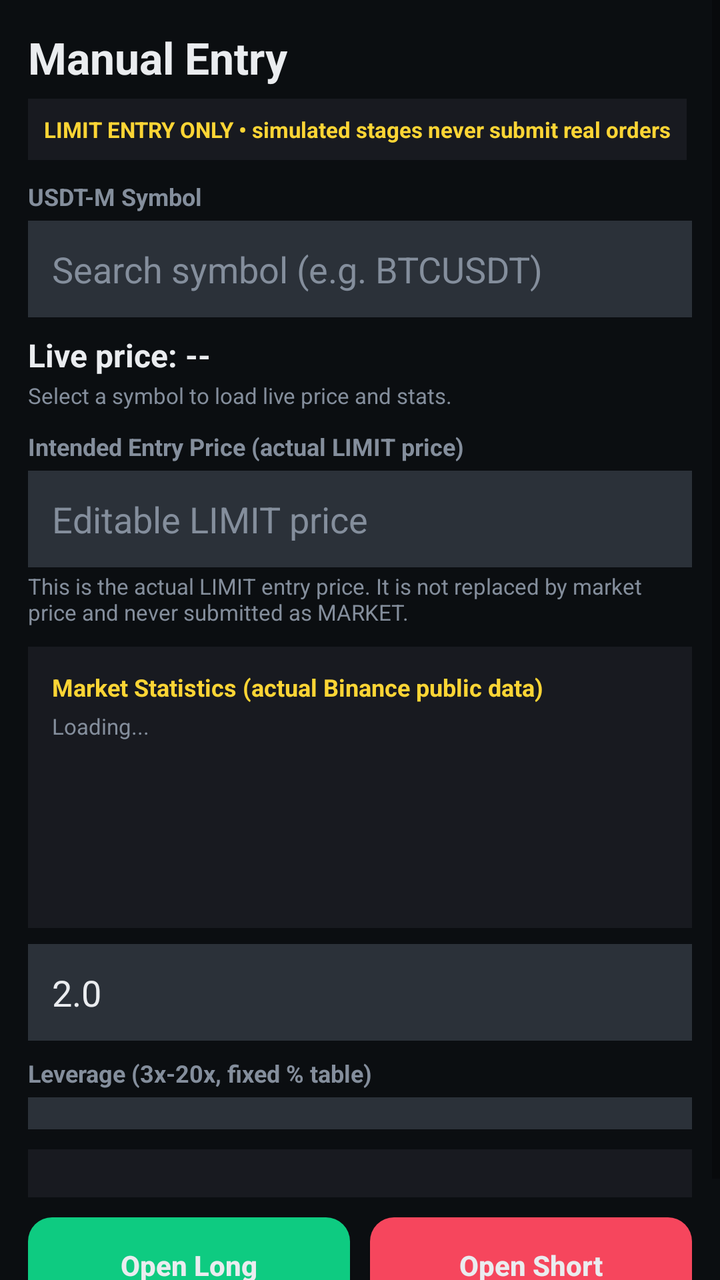
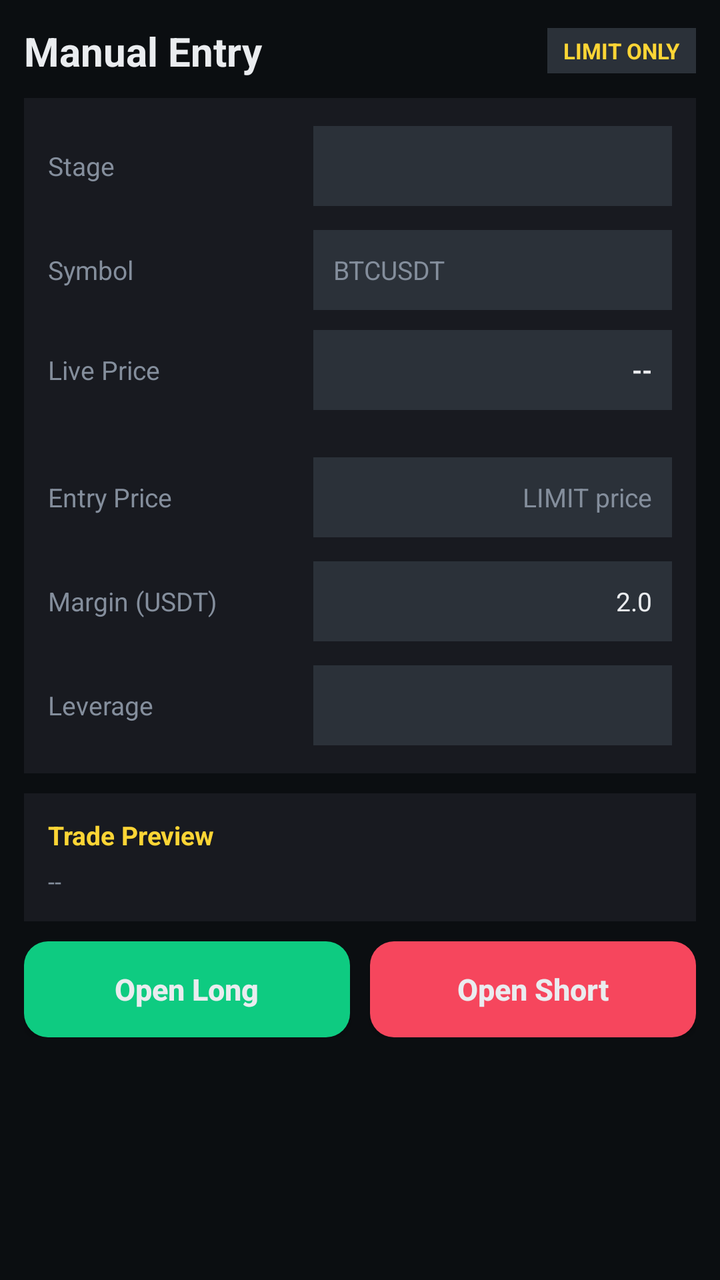

Two renders of the same Android screen: before a commit and after it. Below are the layout's source before the change and the commit's diff.
<!-- AndroidManifest.xml: application theme Theme.BinanceBot.Dark -->
<!-- res/layout/activity_manual_entry.xml -->
<?xml version="1.0" encoding="utf-8"?>
<ScrollView xmlns:android="http://schemas.android.com/apk/res/android" xmlns:app="http://schemas.android.com/apk/res-auto"
    android:layout_width="match_parent"
    android:layout_height="match_parent"
    android:background="@color/bg_primary"
    android:fillViewport="true">

    <LinearLayout
        android:layout_width="match_parent"
        android:layout_height="wrap_content"
        android:orientation="vertical"
        android:padding="14dp">

        <TextView
            android:layout_width="wrap_content"
            android:layout_height="wrap_content"
            android:text="Manual Entry"
            android:textColor="@color/text_primary"
            android:textSize="22sp"
            android:textStyle="bold" />

        <TextView
            android:id="@+id/txtManualModeBadge"
            android:layout_width="wrap_content"
            android:layout_height="wrap_content"
            android:layout_marginTop="6dp"
            android:background="@color/bg_card"
            android:padding="8dp"
            android:text="LIMIT ENTRY ONLY • simulated stages never submit real orders"
            android:textColor="@color/accent_yellow"
            android:textSize="11sp"
            android:textStyle="bold" />

        <TextView
            android:layout_width="wrap_content"
            android:layout_height="wrap_content"
            android:layout_marginTop="10dp"
            android:text="USDT-M Symbol"
            android:textColor="@color/text_muted"
            android:textSize="12sp"
            android:textStyle="bold" />

        <AutoCompleteTextView
            android:id="@+id/actvSymbol"
            android:layout_width="match_parent"
            android:layout_height="wrap_content"
            android:layout_marginTop="4dp"
            android:background="@color/bg_input"
            android:completionThreshold="1"
            android:hint="Search symbol (e.g. BTCUSDT)"
            android:inputType="textCapCharacters"
            android:padding="12dp"
            android:textColor="@color/text_primary"
            android:textColorHint="@color/text_muted" />

        <TextView
            android:id="@+id/txtLivePrice"
            android:layout_width="match_parent"
            android:layout_height="wrap_content"
            android:layout_marginTop="8dp"
            android:text="Live price: --"
            android:textColor="@color/text_primary"
            android:textSize="16sp"
            android:textStyle="bold" />

        <TextView
            android:id="@+id/txtLivePriceStatus"
            android:layout_width="match_parent"
            android:layout_height="wrap_content"
            android:layout_marginTop="2dp"
            android:text="Select a symbol to load live price and stats."
            android:textColor="@color/text_muted"
            android:textSize="11sp" />

        <TextView
            android:layout_width="wrap_content"
            android:layout_height="wrap_content"
            android:layout_marginTop="10dp"
            android:text="Intended Entry Price (actual LIMIT price)"
            android:textColor="@color/text_muted"
            android:textSize="12sp"
            android:textStyle="bold" />

        <EditText
            android:id="@+id/etEntryPrice"
            android:layout_width="match_parent"
            android:layout_height="wrap_content"
            android:layout_marginTop="4dp"
            android:background="@color/bg_input"
            android:hint="Editable LIMIT price"
            android:inputType="numberDecimal"
            android:padding="12dp"
            android:textColor="@color/text_primary"
            android:textColorHint="@color/text_muted" />

        <TextView
            android:id="@+id/txtPriceNote"
            android:layout_width="match_parent"
            android:layout_height="wrap_content"
            android:layout_marginTop="2dp"
            android:text="This is the actual LIMIT entry price. It is not replaced by market price and never submitted as MARKET."
            android:textColor="@color/text_muted"
            android:textSize="11sp" />

        <LinearLayout
            android:id="@+id/boxStats"
            android:layout_width="match_parent"
            android:layout_height="wrap_content"
            android:layout_marginTop="10dp"
            android:background="@color/bg_card"
            android:orientation="vertical"
            android:padding="12dp">

            <TextView
                android:layout_width="wrap_content"
                android:layout_height="wrap_content"
                android:text="Market Statistics (actual Binance public data)"
                android:textColor="@color/accent_yellow"
                android:textSize="12sp"
                android:textStyle="bold" />

            <TextView
                android:id="@+id/txtStatsStatus"
                android:layout_width="match_parent"
                android:layout_height="wrap_content"
                android:layout_marginTop="4dp"
                android:text="Loading..."
                android:textColor="@color/text_muted"
                android:textSize="11sp" />

            <TextView android:id="@+id/txtStats24h" android:layout_width="match_parent" android:layout_height="wrap_content" android:layout_marginTop="6dp" android:textColor="@color/text_primary" android:textSize="12sp" />
            <TextView android:id="@+id/txtStats7d" android:layout_width="match_parent" android:layout_height="wrap_content" android:layout_marginTop="4dp" android:textColor="@color/text_primary" android:textSize="12sp" />
            <TextView android:id="@+id/txtStatsRsi" android:layout_width="match_parent" android:layout_height="wrap_content" android:layout_marginTop="4dp" android:textColor="@color/text_primary" android:textSize="12sp" />
            <TextView android:id="@+id/txtStatsDist" android:layout_width="match_parent" android:layout_height="wrap_content" android:layout_marginTop="4dp" android:textColor="@color/text_muted" android:textSize="11sp" />
        </LinearLayout>



        <EditText
            android:id="@+id/etEntryMargin"
            android:layout_width="match_parent"
            android:layout_height="wrap_content"
            android:layout_marginTop="8dp"
            android:background="@color/bg_input"
            android:hint="Margin (USDT)"
            android:inputType="numberDecimal"
            android:padding="12dp"
            android:text="2.0"
            android:textColor="@color/text_primary"
            android:textColorHint="@color/text_muted" />

        <TextView
            android:layout_width="wrap_content"
            android:layout_height="wrap_content"
            android:layout_marginTop="8dp"
            android:text="Leverage (3x-20x, fixed % table)"
            android:textColor="@color/text_muted"
            android:textSize="12sp"
            android:textStyle="bold" />

        <Spinner
            android:id="@+id/spEntryLeverage"
            android:layout_width="match_parent"
            android:layout_height="wrap_content"
            android:layout_marginTop="4dp"
            android:background="@color/bg_input"
            android:padding="8dp" />

        <LinearLayout
            android:id="@+id/boxEntrySummary"
            android:layout_width="match_parent"
            android:layout_height="wrap_content"
            android:layout_marginTop="10dp"
            android:background="@color/bg_card"
            android:orientation="vertical"
            android:padding="12dp" />

        <LinearLayout
            android:layout_width="match_parent"
            android:layout_height="wrap_content"
            android:layout_marginTop="10dp"
            android:orientation="horizontal">

            <androidx.appcompat.widget.AppCompatButton
                android:id="@+id/btnOpenLong"
                android:layout_width="0dp"
                android:layout_height="48dp"
                android:layout_weight="1"
                android:background="@drawable/bg_btn_long_rounded"
                android:backgroundTint="@null"
                android:text="Open Long"
                android:textAllCaps="false"
                android:textColor="@color/text_primary"
                android:textStyle="bold"
                app:backgroundTint="@null" />

            <Space
                android:layout_width="10dp"
                android:layout_height="1dp" />

            <androidx.appcompat.widget.AppCompatButton
                android:id="@+id/btnOpenShort"
                android:layout_width="0dp"
                android:layout_height="48dp"
                android:layout_weight="1"
                android:background="@drawable/bg_btn_short_rounded"
                android:backgroundTint="@null"
                android:text="Open Short"
                android:textAllCaps="false"
                android:textColor="@color/text_primary"
                android:textStyle="bold"
                app:backgroundTint="@null" />
        </LinearLayout>

        <TextView
            android:id="@+id/txtManualResult"
            android:layout_width="match_parent"
            android:layout_height="wrap_content"
            android:layout_marginTop="8dp"
            android:textColor="@color/text_muted"
            android:textSize="12sp" />

        
        <Spinner android:id="@+id/spEntrySymbol" android:layout_width="0dp" android:layout_height="0dp" android:visibility="gone" />
    </LinearLayout>
</ScrollView>
<!-- resources referenced by this layout -->
<resources>
  <color name="accent_yellow">#FCD535</color>
  <color name="bg_card">#181A20</color>
  <color name="bg_input">#2B3139</color>
  <color name="bg_primary">#0B0E11</color>
  <color name="text_muted">#848E9C</color>
  <color name="text_primary">#EAECEF</color>
  <!-- drawable bg_btn_long_rounded (drawable) -->
  <shape xmlns:android="http://schemas.android.com/apk/res/android" android:shape="rectangle">
      <solid android:color="@color/green"/>
      <corners android:radius="12dp"/>
  </shape>
  <!-- drawable bg_btn_short_rounded (drawable) -->
  <shape xmlns:android="http://schemas.android.com/apk/res/android" android:shape="rectangle">
      <solid android:color="@color/red"/>
      <corners android:radius="12dp"/>
  </shape>
  <style name="Theme.BinanceBot.Dark" parent="Theme.MaterialComponents.DayNight.NoActionBar">
          <item name="colorPrimary">@color/accent_yellow</item>
          <item name="colorPrimaryVariant">@color/accent_yellow</item>
          <item name="colorOnPrimary">#000000</item>
          <item name="android:windowBackground">@color/bg_primary</item>
          <item name="android:statusBarColor">@color/bg_surface</item>
          <item name="android:navigationBarColor">@color/bg_surface</item>
          <item name="android:textColor">@color/text_primary</item>
      </style>
  <color name="green">#0ECB81</color>
  <color name="red">#F6465D</color>
  <color name="bg_surface">#1E2329</color>
</resources>

<!-- the commit's change to res/layout/activity_manual_entry.xml (unified diff, before → after) -->
@@ -1,5 +1,6 @@
 <?xml version="1.0" encoding="utf-8"?>
-<ScrollView xmlns:android="http://schemas.android.com/apk/res/android" xmlns:app="http://schemas.android.com/apk/res-auto"
+<ScrollView xmlns:android="http://schemas.android.com/apk/res/android"
+    xmlns:app="http://schemas.android.com/apk/res-auto"
     android:layout_width="match_parent"
     android:layout_height="match_parent"
     android:background="@color/bg_primary"
@@ -9,101 +10,41 @@
         android:layout_width="match_parent"
         android:layout_height="wrap_content"
         android:orientation="vertical"
-        android:padding="14dp">
-
-        <TextView
-            android:layout_width="wrap_content"
-            android:layout_height="wrap_content"
-            android:text="Manual Entry"
-            android:textColor="@color/text_primary"
-            android:textSize="22sp"
-            android:textStyle="bold" />
-
-        <TextView
-            android:id="@+id/txtManualModeBadge"
-            android:layout_width="wrap_content"
-            android:layout_height="wrap_content"
-            android:layout_marginTop="6dp"
-            android:background="@color/bg_card"
-            android:padding="8dp"
-            android:text="LIMIT ENTRY ONLY • simulated stages never submit real orders"
-            android:textColor="@color/accent_yellow"
-            android:textSize="11sp"
-            android:textStyle="bold" />
-
-        <TextView
-            android:layout_width="wrap_content"
-            android:layout_height="wrap_content"
-            android:layout_marginTop="10dp"
-            android:text="USDT-M Symbol"
-            android:textColor="@color/text_muted"
-            android:textSize="12sp"
-            android:textStyle="bold" />
-
-        <AutoCompleteTextView
-            android:id="@+id/actvSymbol"
-            android:layout_width="match_parent"
-            android:layout_height="wrap_content"
-            android:layout_marginTop="4dp"
-            android:background="@color/bg_input"
-            android:completionThreshold="1"
-            android:hint="Search symbol (e.g. BTCUSDT)"
-            android:inputType="textCapCharacters"
-            android:padding="12dp"
-            android:textColor="@color/text_primary"
-            android:textColorHint="@color/text_muted" />
-
-        <TextView
-            android:id="@+id/txtLivePrice"
-            android:layout_width="match_parent"
-            android:layout_height="wrap_content"
-            android:layout_marginTop="8dp"
-            android:text="Live price: --"
-            android:textColor="@color/text_primary"
-            android:textSize="16sp"
-            android:textStyle="bold" />
-
-        <TextView
-            android:id="@+id/txtLivePriceStatus"
-            android:layout_width="match_parent"
-            android:layout_height="wrap_content"
-            android:layout_marginTop="2dp"
-            android:text="Select a symbol to load live price and stats."
-            android:textColor="@color/text_muted"
-            android:textSize="11sp" />
-
-        <TextView
-            android:layout_width="wrap_content"
-            android:layout_height="wrap_content"
-            android:layout_marginTop="10dp"
-            android:text="Intended Entry Price (actual LIMIT price)"
-            android:textColor="@color/text_muted"
-            android:textSize="12sp"
-            android:textStyle="bold" />
-
-        <EditText
-            android:id="@+id/etEntryPrice"
-            android:layout_width="match_parent"
-            android:layout_height="wrap_content"
-            android:layout_marginTop="4dp"
-            android:background="@color/bg_input"
-            android:hint="Editable LIMIT price"
-            android:inputType="numberDecimal"
-            android:padding="12dp"
-            android:textColor="@color/text_primary"
-            android:textColorHint="@color/text_muted" />
-
-        <TextView
-            android:id="@+id/txtPriceNote"
-            android:layout_width="match_parent"
-            android:layout_height="wrap_content"
-            android:layout_marginTop="2dp"
-            android:text="This is the actual LIMIT entry price. It is not replaced by market price and never submitted as MARKET."
-            android:textColor="@color/text_muted"
-            android:textSize="11sp" />
-
-        <LinearLayout
-            android:id="@+id/boxStats"
+        android:padding="12dp">
+
+        <LinearLayout
+            android:layout_width="match_parent"
+            android:layout_height="wrap_content"
+            android:gravity="center_vertical"
+            android:orientation="horizontal">
+
+            <TextView
+                android:id="@+id/txtManualTitle"
+                android:layout_width="0dp"
+                android:layout_height="wrap_content"
+                android:layout_weight="1"
+                android:text="Manual Entry"
+                android:textColor="@color/text_primary"
+                android:textSize="20sp"
+                android:textStyle="bold" />
+
+            <TextView
+                android:id="@+id/txtManualModeBadge"
+                android:layout_width="wrap_content"
+                android:layout_height="wrap_content"
+                android:background="@color/bg_input"
+                android:paddingStart="8dp"
+                android:paddingEnd="8dp"
+                android:paddingTop="4dp"
+                android:paddingBottom="4dp"
+                android:text="LIMIT ONLY"
+                android:textColor="@color/accent_yellow"
+                android:textSize="11sp"
+                android:textStyle="bold" />
+        </LinearLayout>
+
+        <LinearLayout
+            android:id="@+id/boxEntryForm"
             android:layout_width="match_parent"
             android:layout_height="wrap_content"
             android:layout_marginTop="10dp"
@@ -111,61 +52,208 @@
             android:orientation="vertical"
             android:padding="12dp">
 
-            <TextView
-                android:layout_width="wrap_content"
-                android:layout_height="wrap_content"
-                android:text="Market Statistics (actual Binance public data)"
-                android:textColor="@color/accent_yellow"
-                android:textSize="12sp"
-                android:textStyle="bold" />
-
-            <TextView
-                android:id="@+id/txtStatsStatus"
-                android:layout_width="match_parent"
-                android:layout_height="wrap_content"
-                android:layout_marginTop="4dp"
-                android:text="Loading..."
+            
+            <LinearLayout
+                android:layout_width="match_parent"
+                android:layout_height="wrap_content"
+                android:gravity="center_vertical"
+                android:minHeight="44dp"
+                android:orientation="horizontal">
+
+                <TextView
+                    android:layout_width="0dp"
+                    android:layout_height="wrap_content"
+                    android:layout_weight="1"
+                    android:text="Stage"
+                    android:textColor="@color/text_muted"
+                    android:textSize="13sp" />
+
+                <Spinner
+                    android:id="@+id/spStageSelect"
+                    android:layout_width="0dp"
+                    android:layout_height="40dp"
+                    android:layout_weight="1.35"
+                    android:background="@color/bg_input"
+                    android:paddingStart="8dp"
+                    android:paddingEnd="4dp" />
+            </LinearLayout>
+
+            
+            <LinearLayout
+                android:layout_width="match_parent"
+                android:layout_height="wrap_content"
+                android:layout_marginTop="8dp"
+                android:gravity="center_vertical"
+                android:minHeight="44dp"
+                android:orientation="horizontal">
+
+                <TextView
+                    android:layout_width="0dp"
+                    android:layout_height="wrap_content"
+                    android:layout_weight="1"
+                    android:text="Symbol"
+                    android:textColor="@color/text_muted"
+                    android:textSize="13sp" />
+
+                <AutoCompleteTextView
+                    android:id="@+id/actvSymbol"
+                    android:layout_width="0dp"
+                    android:layout_height="40dp"
+                    android:layout_weight="1.35"
+                    android:background="@color/bg_input"
+                    android:completionThreshold="1"
+                    android:hint="BTCUSDT"
+                    android:inputType="textCapCharacters"
+                    android:paddingStart="10dp"
+                    android:paddingEnd="10dp"
+                    android:singleLine="true"
+                    android:textColor="@color/text_primary"
+                    android:textColorHint="@color/text_muted"
+                    android:textSize="13sp" />
+            </LinearLayout>
+
+            
+            <LinearLayout
+                android:layout_width="match_parent"
+                android:layout_height="wrap_content"
+                android:layout_marginTop="8dp"
+                android:gravity="center_vertical"
+                android:minHeight="40dp"
+                android:orientation="horizontal">
+
+                <TextView
+                    android:layout_width="0dp"
+                    android:layout_height="wrap_content"
+                    android:layout_weight="1"
+                    android:text="Live Price"
+                    android:textColor="@color/text_muted"
+                    android:textSize="13sp" />
+
+                <TextView
+                    android:id="@+id/txtLivePrice"
+                    android:layout_width="0dp"
+                    android:layout_height="40dp"
+                    android:layout_weight="1.35"
+                    android:background="@color/bg_input"
+                    android:ellipsize="end"
+                    android:gravity="center_vertical|end"
+                    android:paddingStart="10dp"
+                    android:paddingEnd="10dp"
+                    android:singleLine="true"
+                    android:text="--"
+                    android:textColor="@color/text_primary"
+                    android:textSize="13sp"
+                    android:textStyle="bold" />
+            </LinearLayout>
+
+            <TextView
+                android:id="@+id/txtLivePriceStatus"
+                android:layout_width="match_parent"
+                android:layout_height="wrap_content"
+                android:layout_marginTop="2dp"
+                android:gravity="end"
+                android:text=""
                 android:textColor="@color/text_muted"
-                android:textSize="11sp" />
-
-            <TextView android:id="@+id/txtStats24h" android:layout_width="match_parent" android:layout_height="wrap_content" android:layout_marginTop="6dp" android:textColor="@color/text_primary" android:textSize="12sp" />
-            <TextView android:id="@+id/txtStats7d" android:layout_width="match_parent" android:layout_height="wrap_content" android:layout_marginTop="4dp" android:textColor="@color/text_primary" android:textSize="12sp" />
-            <TextView android:id="@+id/txtStatsRsi" android:layout_width="match_parent" android:layout_height="wrap_content" android:layout_marginTop="4dp" android:textColor="@color/text_primary" android:textSize="12sp" />
-            <TextView android:id="@+id/txtStatsDist" android:layout_width="match_parent" android:layout_height="wrap_content" android:layout_marginTop="4dp" android:textColor="@color/text_muted" android:textSize="11sp" />
-        </LinearLayout>
-
-
-
-        <EditText
-            android:id="@+id/etEntryMargin"
-            android:layout_width="match_parent"
-            android:layout_height="wrap_content"
-            android:layout_marginTop="8dp"
-            android:background="@color/bg_input"
-            android:hint="Margin (USDT)"
-            android:inputType="numberDecimal"
-            android:padding="12dp"
-            android:text="2.0"
-            android:textColor="@color/text_primary"
-            android:textColorHint="@color/text_muted" />
-
-        <TextView
-            android:layout_width="wrap_content"
-            android:layout_height="wrap_content"
-            android:layout_marginTop="8dp"
-            android:text="Leverage (3x-20x, fixed % table)"
-            android:textColor="@color/text_muted"
-            android:textSize="12sp"
-            android:textStyle="bold" />
-
-        <Spinner
-            android:id="@+id/spEntryLeverage"
-            android:layout_width="match_parent"
-            android:layout_height="wrap_content"
-            android:layout_marginTop="4dp"
-            android:background="@color/bg_input"
-            android:padding="8dp" />
-
+                android:textSize="10sp" />
+
+            
+            <LinearLayout
+                android:layout_width="match_parent"
+                android:layout_height="wrap_content"
+                android:layout_marginTop="6dp"
+                android:gravity="center_vertical"
+                android:minHeight="44dp"
+                android:orientation="horizontal">
+
+                <TextView
+                    android:layout_width="0dp"
+                    android:layout_height="wrap_content"
+                    android:layout_weight="1"
+                    android:text="Entry Price"
+                    android:textColor="@color/text_muted"
+                    android:textSize="13sp" />
+
+                <EditText
+                    android:id="@+id/etEntryPrice"
+                    android:layout_width="0dp"
+                    android:layout_height="40dp"
+                    android:layout_weight="1.35"
+                    android:background="@color/bg_input"
+                    android:gravity="center_vertical|end"
+                    android:hint="LIMIT price"
+                    android:inputType="numberDecimal"
+                    android:paddingStart="10dp"
+                    android:paddingEnd="10dp"
+                    android:singleLine="true"
+                    android:textColor="@color/text_primary"
+                    android:textColorHint="@color/text_muted"
+                    android:textSize="13sp" />
+            </LinearLayout>
+
+            
+            <LinearLayout
+                android:layout_width="match_parent"
+                android:layout_height="wrap_content"
+                android:layout_marginTop="8dp"
+                android:gravity="center_vertical"
+                android:minHeight="44dp"
+                android:orientation="horizontal">
+
+                <TextView
+                    android:layout_width="0dp"
+                    android:layout_height="wrap_content"
+                    android:layout_weight="1"
+                    android:text="Margin (USDT)"
+                    android:textColor="@color/text_muted"
+                    android:textSize="13sp" />
+
+                <EditText
+                    android:id="@+id/etEntryMargin"
+                    android:layout_width="0dp"
+                    android:layout_height="40dp"
+                    android:layout_weight="1.35"
+                    android:background="@color/bg_input"
+                    android:gravity="center_vertical|end"
+                    android:hint="0.00"
+                    android:inputType="numberDecimal"
+                    android:paddingStart="10dp"
+                    android:paddingEnd="10dp"
+                    android:singleLine="true"
+                    android:text="2.0"
+                    android:textColor="@color/text_primary"
+                    android:textColorHint="@color/text_muted"
+                    android:textSize="13sp" />
+            </LinearLayout>
+
+            
+            <LinearLayout
+                android:layout_width="match_parent"
+                android:layout_height="wrap_content"
+                android:layout_marginTop="8dp"
+                android:gravity="center_vertical"
+                android:minHeight="44dp"
+                android:orientation="horizontal">
+
+                <TextView
+                    android:layout_width="0dp"
+                    android:layout_height="wrap_content"
+                    android:layout_weight="1"
+                    android:text="Leverage"
+                    android:textColor="@color/text_muted"
+                    android:textSize="13sp" />
+
+                <Spinner
+                    android:id="@+id/spEntryLeverage"
+                    android:layout_width="0dp"
+                    android:layout_height="40dp"
+                    android:layout_weight="1.35"
+                    android:background="@color/bg_input"
+                    android:paddingStart="8dp"
+                    android:paddingEnd="4dp" />
+            </LinearLayout>
+        </LinearLayout>
+
+        
         <LinearLayout
             android:id="@+id/boxEntrySummary"
             android:layout_width="match_parent"
@@ -173,8 +261,27 @@
             android:layout_marginTop="10dp"
             android:background="@color/bg_card"
             android:orientation="vertical"
-            android:padding="12dp" />
-
+            android:padding="12dp">
+
+            <TextView
+                android:layout_width="wrap_content"
+                android:layout_height="wrap_content"
+                android:text="Trade Preview"
+                android:textColor="@color/accent_yellow"
+                android:textSize="13sp"
+                android:textStyle="bold" />
+
+            <TextView
+                android:id="@+id/txtPreviewContent"
+                android:layout_width="match_parent"
+                android:layout_height="wrap_content"
+                android:layout_marginTop="6dp"
+                android:text="--"
+                android:textColor="@color/text_muted"
+                android:textSize="12sp" />
+        </LinearLayout>
+
+        
         <LinearLayout
             android:layout_width="match_parent"
             android:layout_height="wrap_content"
@@ -191,6 +298,7 @@
                 android:text="Open Long"
                 android:textAllCaps="false"
                 android:textColor="@color/text_primary"
+                android:textSize="15sp"
                 android:textStyle="bold"
                 app:backgroundTint="@null" />
 
@@ -208,6 +316,7 @@
                 android:text="Open Short"
                 android:textAllCaps="false"
                 android:textColor="@color/text_primary"
+                android:textSize="15sp"
                 android:textStyle="bold"
                 app:backgroundTint="@null" />
         </LinearLayout>
@@ -221,6 +330,19 @@
             android:textSize="12sp" />
 
         
+        <LinearLayout
+            android:id="@+id/boxStats"
+            android:layout_width="match_parent"
+            android:layout_height="wrap_content"
+            android:orientation="vertical"
+            android:visibility="gone">
+            <TextView android:id="@+id/txtStatsStatus" android:layout_width="match_parent" android:layout_height="wrap_content" />
+            <TextView android:id="@+id/txtStats24h" android:layout_width="match_parent" android:layout_height="wrap_content" />
+            <TextView android:id="@+id/txtStats7d" android:layout_width="match_parent" android:layout_height="wrap_content" />
+            <TextView android:id="@+id/txtStatsRsi" android:layout_width="match_parent" android:layout_height="wrap_content" />
+            <TextView android:id="@+id/txtStatsDist" android:layout_width="match_parent" android:layout_height="wrap_content" />
+        </LinearLayout>
+        <TextView android:id="@+id/txtPriceNote" android:layout_width="0dp" android:layout_height="0dp" android:visibility="gone" />
         <Spinner android:id="@+id/spEntrySymbol" android:layout_width="0dp" android:layout_height="0dp" android:visibility="gone" />
     </LinearLayout>
 </ScrollView>
